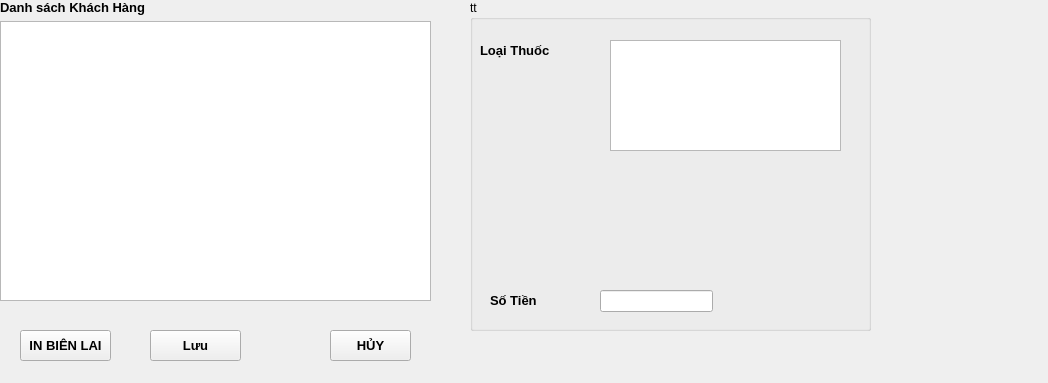
First picture: the form in dongphi.ui, repository xdien/tcmr, before the edit.
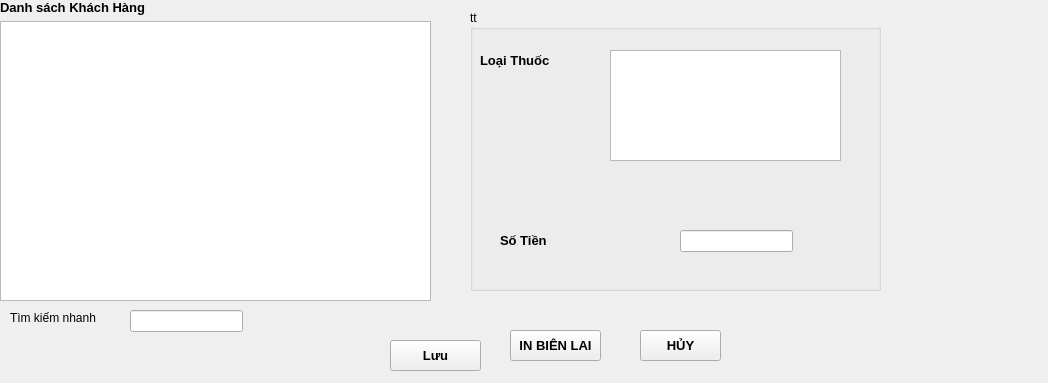
Second picture: the form after the edit.

Commit message: Sua loi crash khi dong mo dongphi

Diff of the .ui file:
```diff
--- a/dongphi.ui
+++ b/dongphi.ui
@@ -77,7 +77,7 @@
    <widget class="QPushButton" name="pushButton_4">
     <property name="geometry">
      <rect>
-      <x>330</x>
+      <x>640</x>
       <y>330</y>
       <width>81</width>
       <height>31</height>
@@ -97,7 +97,7 @@
    <widget class="QPushButton" name="pushButton_5">
     <property name="geometry">
      <rect>
-      <x>20</x>
+      <x>510</x>
       <y>330</y>
       <width>91</width>
       <height>31</height>
@@ -117,8 +117,8 @@
    <widget class="QPushButton" name="pushButton_6">
     <property name="geometry">
      <rect>
-      <x>150</x>
-      <y>330</y>
+      <x>390</x>
+      <y>340</y>
       <width>91</width>
       <height>31</height>
      </rect>
@@ -138,9 +138,9 @@
     <property name="geometry">
      <rect>
       <x>470</x>
-      <y>0</y>
-      <width>401</width>
-      <height>331</height>
+      <y>10</y>
+      <width>411</width>
+      <height>281</height>
      </rect>
     </property>
     <property name="font">
@@ -175,8 +175,8 @@
     <widget class="QLabel" name="label_6">
      <property name="geometry">
       <rect>
-       <x>20</x>
-       <y>290</y>
+       <x>30</x>
+       <y>220</y>
        <width>111</width>
        <height>21</height>
       </rect>
@@ -205,8 +205,8 @@
     <widget class="QLineEdit" name="sotien">
      <property name="geometry">
       <rect>
-       <x>130</x>
-       <y>290</y>
+       <x>210</x>
+       <y>220</y>
        <width>113</width>
        <height>22</height>
       </rect>
@@ -242,6 +242,29 @@
      </item>
     </layout>
    </widget>
+   <widget class="QLineEdit" name="lineEdit">
+    <property name="geometry">
+     <rect>
+      <x>130</x>
+      <y>310</y>
+      <width>113</width>
+      <height>22</height>
+     </rect>
+    </property>
+   </widget>
+   <widget class="QLabel" name="label">
+    <property name="geometry">
+     <rect>
+      <x>10</x>
+      <y>310</y>
+      <width>111</width>
+      <height>16</height>
+     </rect>
+    </property>
+    <property name="text">
+     <string>Tìm kiếm nhanh</string>
+    </property>
+   </widget>
   </widget>
  </widget>
  <resources/>
```
The commit also changes 11 other files.
